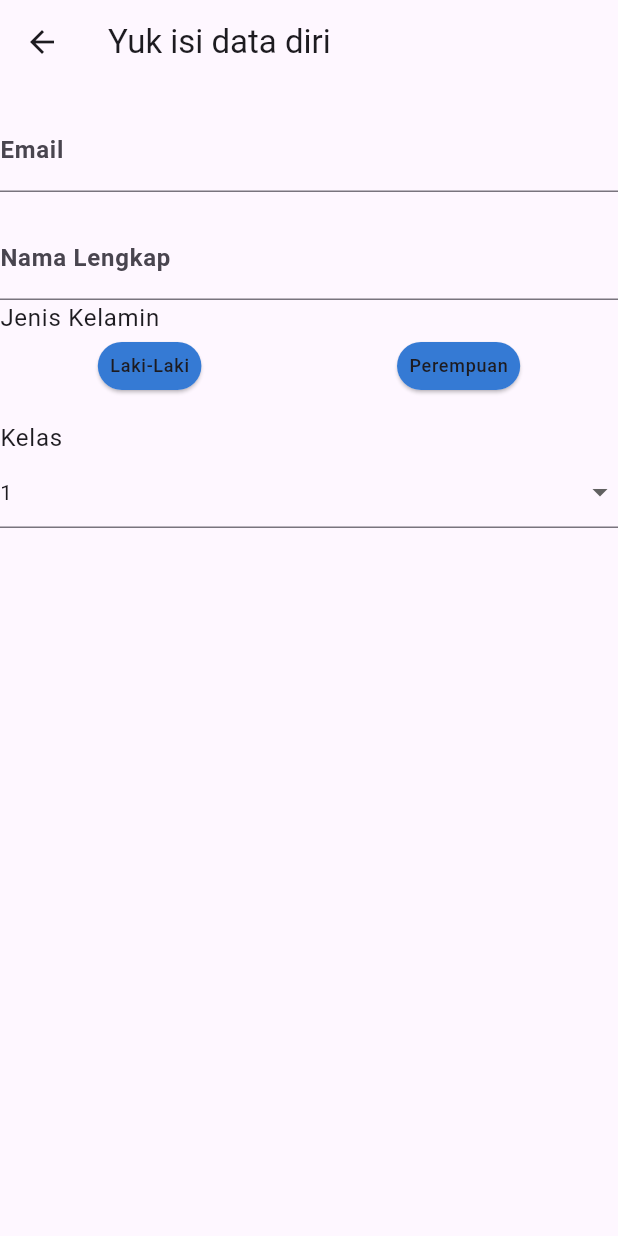
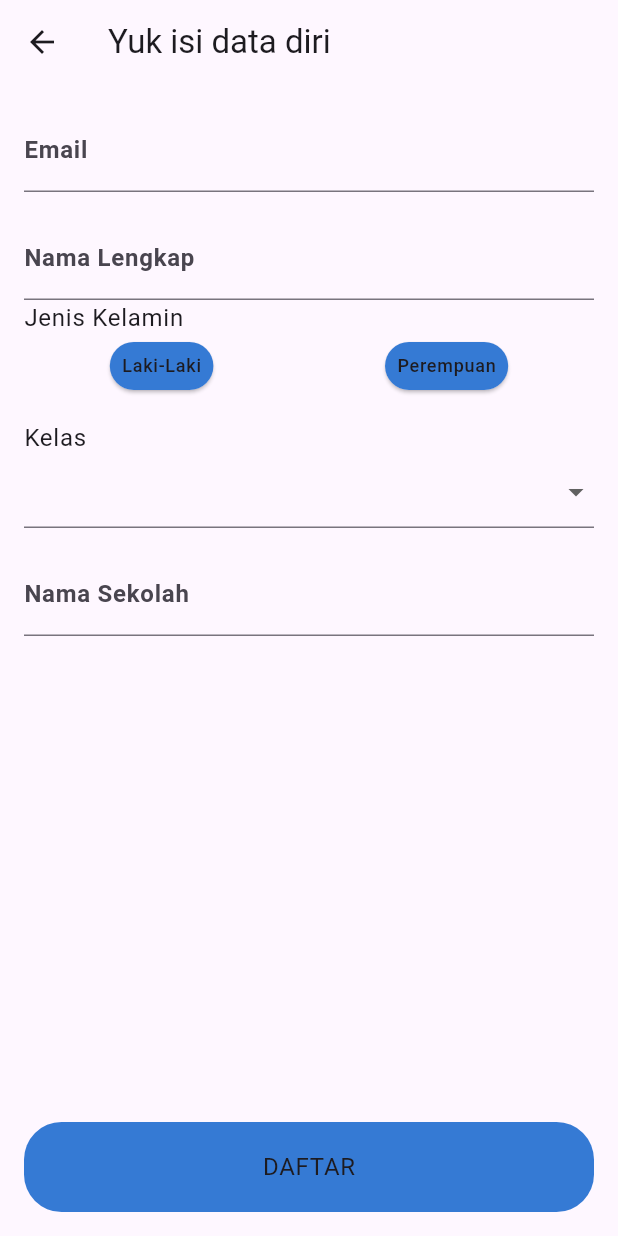
Before and after one commit to alviazirin/edspert_course, a Flutter app: the RegisterScreen screen opened directly, on a phone screen of 412 x 824 dp. Run offline on Flutter 3.47's test engine with Material 3 defaults, Android fonts, the phone set to English and light mode, and no system bars; our stand-ins replace bloc, dio, equatable, firebase_auth, firebase_core, firebase_storage and 6 more; accounts and stored records are empty; network calls fail.

Commit message:
prgress: register

```diff
--- a/lib/core/constant.dart
+++ b/lib/core/constant.dart
@@ -1,5 +1,6 @@
 import 'dart:developer' as dev;
 
+import 'package:edspert_course/core/appcolors.dart';
 import 'package:flutter/foundation.dart';
 import 'package:flutter/material.dart';
 
@@ -21,3 +22,18 @@ logThis(String message, {String? name, StackTrace? stackTrace}) {
     dev.log(message, name: name ?? "", stackTrace: stackTrace);
   }
 }
+
+customBoxDecoration({
+  required BuildContext context,
+  Color? color,
+  double? borderCircularSize,
+  BoxBorder? border,
+  DecorationImage? backgroundImage,
+}) {
+  return BoxDecoration(
+    color: color ?? AppColors.primary,
+    borderRadius: BorderRadius.circular(borderCircularSize ?? 8),
+    border: border,
+    image: backgroundImage,
+  );
+}
--- a/lib/data/repositories/auth_repository_impl.dart
+++ b/lib/data/repositories/auth_repository_impl.dart
@@ -34,6 +34,7 @@ class AuthRepositoryImple implements AuthRepository {
       return userCredentialResult.user?.email;
     } catch (e) {
       log('$e', name: "errorSignInGoogle");
+      return null;
     }
   }
 
@@ -46,4 +47,9 @@ class AuthRepositoryImple implements AuthRepository {
   Future<bool> registeredUsecase(Map<String, dynamic> dataUser) async {
     return await AuthDataSource().registerUser(dataUser);
   }
+
+  @override
+  User? getDataUser() {
+    return FirebaseAuth.instance.currentUser;
+  }
 }
--- a/lib/domain/repositories/auth_repository.dart
+++ b/lib/domain/repositories/auth_repository.dart
@@ -1,6 +1,9 @@
+import 'package:firebase_auth/firebase_auth.dart';
+
 abstract class AuthRepository {
   Future<bool> registeredUsecase(Map<String, dynamic> dataUser);
   Future<bool> isRegisteredUseCase(String email);
   bool isSignedInWithGoogle();
+  User? getDataUser();
   Future<String?> signInWithGoogleUseCase();
 }
--- a/lib/screens/login_screen.dart
+++ b/lib/screens/login_screen.dart
@@ -46,7 +46,8 @@ class _LoginScreenState extends State<LoginScreen> {
                 listenWhen: (previous, current) {
                   return previous is SignInGoogleLoading &&
                       (current is SignInGoogleError ||
-                          current is SignInGoogleSuccess);
+                          current is SignInGoogleSuccess ||
+                          current is RegisterGoogle);
                 },
                 listener: (context, state) {
                   if (state is RegisterGoogle) {
--- a/lib/screens/register_screen.dart
+++ b/lib/screens/register_screen.dart
@@ -43,6 +43,8 @@ class _RegisterScreenState extends State<RegisterScreen> {
       ),
       body: Form(
         key: _formRegisKey,
+        child: Padding(
+          padding: const EdgeInsets.symmetric(horizontal: 16),
           child: ListView(
             children: [
               const Gap(16),
@@ -90,6 +92,7 @@ class _RegisterScreenState extends State<RegisterScreen> {
               DropdownButtonFormField(
                   items: kelas
                       .map((e) => DropdownMenuItem(
+                          value: e,
                           child: Text(
                             "$e",
                             style: Theme.of(context).textTheme.bodyMedium,
@@ -97,11 +100,34 @@ class _RegisterScreenState extends State<RegisterScreen> {
                       .toList(),
                   onChanged: (value) {
                     setState(() {
-                    selectedKelas = value;
+                      selectedKelas = value!;
                     });
                   }),
               const Gap(16),
+              TextFormField(
+                controller: _sekolahController,
+                decoration: const InputDecoration(
+                    label: Text(
+                  "Nama Sekolah",
+                  style: TextStyle(fontSize: 16, fontWeight: FontWeight.w700),
+                )),
+              ),
             ],
+          ),
+        ),
+      ),
+      bottomNavigationBar: Padding(
+        padding: const EdgeInsets.all(16),
+        child: Container(
+          height: 60,
+          decoration:
+              customBoxDecoration(context: context, borderCircularSize: 25),
+          child: Center(
+            child: Text(
+              "DAFTAR",
+              style: Theme.of(context).textTheme.bodyLarge,
+            ),
+          ),
         ),
       ),
     );
--- a/pubspec.yaml
+++ b/pubspec.yaml
@@ -50,6 +50,7 @@ dependencies:
   firebase_storage: ^11.7.5
   image_picker: ^1.1.1
   equatable: ^2.0.5
+  cloud_firestore: ^4.17.3
 
 dev_dependencies:
   flutter_test:
```
Also changed, not shown: lib/presentation/manager/auth/auth_bloc.dart (+11 -1 lines), lib/screens/splash.dart (+13 -1 lines), lib/firebase_options.dart, 3 other files. Lines whose indentation alone changed are shown as unchanged.
